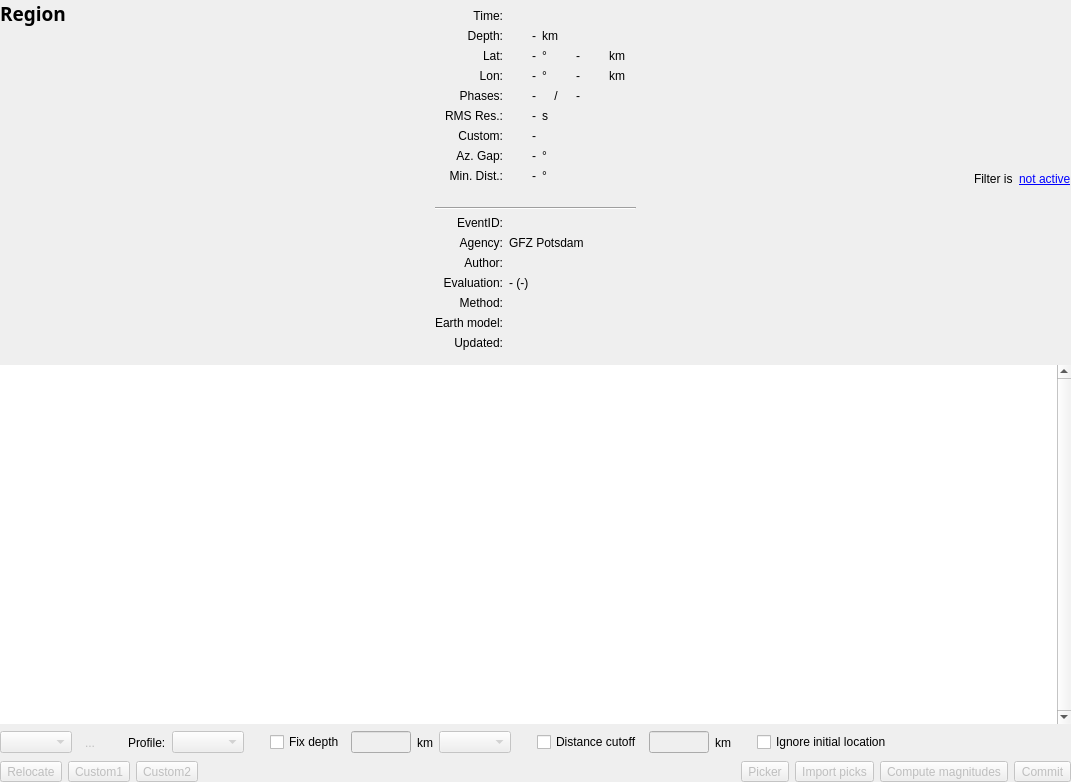
First picture: the form in libs/seiscomp/gui/datamodel/originlocatorview.ui, repository SeisComP/common, before the edit.
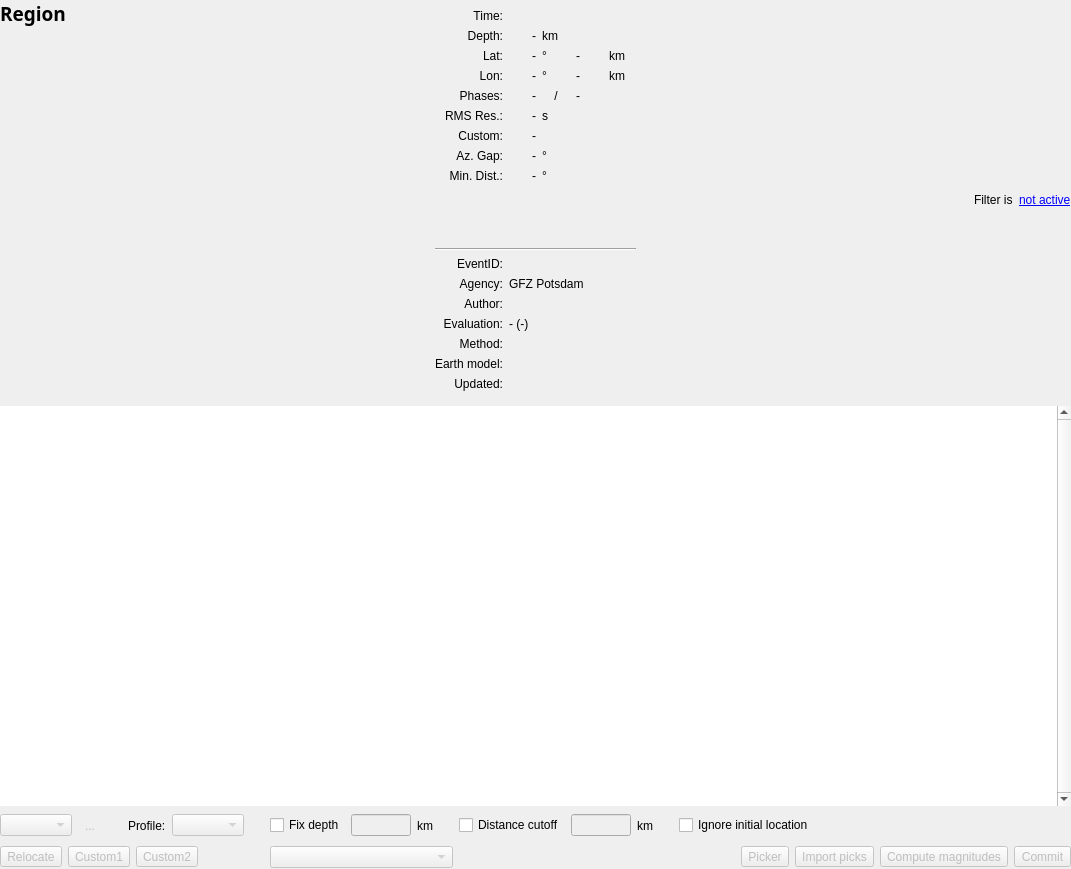
Second picture: the form after the edit. Icons and pictures are not drawn.

Commit message: [olv] Move depth type selection into second row of controls

Diff of the .ui file:
```diff
--- a/libs/seiscomp/gui/datamodel/originlocatorview.ui
+++ b/libs/seiscomp/gui/datamodel/originlocatorview.ui
@@ -9,7 +9,7 @@
     <x>0</x>
     <y>0</y>
     <width>1071</width>
-    <height>782</height>
+    <height>869</height>
    </rect>
   </property>
   <property name="sizePolicy" >
@@ -996,14 +996,21 @@
      <property name="frameShape" >
       <enum>QFrame::NoFrame</enum>
      </property>
-     <layout class="QVBoxLayout" >
+     <layout class="QGridLayout" >
       <property name="margin" >
        <number>0</number>
       </property>
       <property name="spacing" >
        <number>6</number>
       </property>
-      <item>
+      <item row="0" column="1" >
+       <widget class="QFrame" name="frameFixDepth" >
+        <property name="frameShape" >
+         <enum>QFrame::NoFrame</enum>
+        </property>
+        <property name="frameShadow" >
+         <enum>QFrame::Raised</enum>
+        </property>
        <layout class="QHBoxLayout" >
         <property name="margin" >
          <number>0</number>
@@ -1011,81 +1018,6 @@
         <property name="spacing" >
          <number>6</number>
         </property>
-        <item>
-         <widget class="QComboBox" name="cbLocator" >
-          <property name="enabled" >
-           <bool>false</bool>
-          </property>
-         </widget>
-        </item>
-        <item>
-         <widget class="QToolButton" name="btnLocatorSettings" >
-          <property name="enabled" >
-           <bool>false</bool>
-          </property>
-          <property name="toolTip" >
-           <string>Change locator settings</string>
-          </property>
-          <property name="text" >
-           <string>...</string>
-          </property>
-          <property name="icon" >
-           <iconset resource="icons.qrc" >:/icons/icons/configure.png</iconset>
-          </property>
-          <property name="autoRaise" >
-           <bool>true</bool>
-          </property>
-         </widget>
-        </item>
-        <item>
-         <spacer>
-          <property name="orientation" >
-           <enum>Qt::Horizontal</enum>
-          </property>
-          <property name="sizeType" >
-           <enum>QSizePolicy::Fixed</enum>
-          </property>
-          <property name="sizeHint" >
-           <size>
-            <width>20</width>
-            <height>2</height>
-           </size>
-          </property>
-         </spacer>
-        </item>
-        <item>
-         <widget class="QLabel" name="label_2" >
-          <property name="text" >
-           <string>Profile:</string>
-          </property>
-         </widget>
-        </item>
-        <item>
-         <widget class="QComboBox" name="cbLocatorProfile" >
-          <property name="enabled" >
-           <bool>false</bool>
-          </property>
-          <property name="sizeAdjustPolicy" >
-           <enum>QComboBox::AdjustToContents</enum>
-          </property>
-         </widget>
-        </item>
-        <item>
-         <spacer>
-          <property name="orientation" >
-           <enum>Qt::Horizontal</enum>
-          </property>
-          <property name="sizeType" >
-           <enum>QSizePolicy::Fixed</enum>
-          </property>
-          <property name="sizeHint" >
-           <size>
-            <width>20</width>
-            <height>2</height>
-           </size>
-          </property>
-         </spacer>
-        </item>
         <item>
          <widget class="QCheckBox" name="cbFixedDepth" >
           <property name="text" >
@@ -1130,21 +1062,11 @@
           </property>
          </widget>
         </item>
-        <item>
-         <widget class="QComboBox" name="cbDepthType">
-          <property name="enabled" >
-           <bool>false</bool>
-          </property>
-         </widget>
-        </item>
         <item>
          <spacer>
           <property name="orientation" >
            <enum>Qt::Horizontal</enum>
           </property>
-          <property name="sizeType" >
-           <enum>QSizePolicy::Fixed</enum>
-          </property>
           <property name="sizeHint" >
            <size>
             <width>20</width>
@@ -1153,6 +1075,32 @@
           </property>
          </spacer>
         </item>
+        </layout>
+       </widget>
+      </item>
+      <item row="0" column="2" >
+       <widget class="QFrame" name="frame" >
+        <property name="sizePolicy" >
+         <sizepolicy>
+          <hsizetype>5</hsizetype>
+          <vsizetype>5</vsizetype>
+          <horstretch>1</horstretch>
+          <verstretch>0</verstretch>
+         </sizepolicy>
+        </property>
+        <property name="frameShape" >
+         <enum>QFrame::NoFrame</enum>
+        </property>
+        <property name="frameShadow" >
+         <enum>QFrame::Raised</enum>
+        </property>
+        <layout class="QHBoxLayout" >
+         <property name="margin" >
+          <number>0</number>
+         </property>
+         <property name="spacing" >
+          <number>6</number>
+         </property>
         <item>
          <widget class="QCheckBox" name="cbDistanceCutOff" >
           <property name="text" >
@@ -1200,7 +1148,7 @@
           <property name="sizeHint" >
            <size>
             <width>20</width>
-            <height>20</height>
+             <height>27</height>
            </size>
           </property>
          </spacer>
@@ -1228,8 +1176,8 @@
           </property>
           <property name="sizeHint" >
            <size>
-            <width>40</width>
-            <height>20</height>
+             <width>120</width>
+             <height>27</height>
            </size>
           </property>
          </spacer>
@@ -1266,8 +1214,24 @@
          </widget>
         </item>
        </layout>
+       </widget>
       </item>
-      <item>
+      <item row="1" column="2" >
+       <widget class="QFrame" name="frameActionsRight" >
+        <property name="sizePolicy" >
+         <sizepolicy>
+          <hsizetype>5</hsizetype>
+          <vsizetype>5</vsizetype>
+          <horstretch>1</horstretch>
+          <verstretch>0</verstretch>
+         </sizepolicy>
+        </property>
+        <property name="frameShape" >
+         <enum>QFrame::NoFrame</enum>
+        </property>
+        <property name="frameShadow" >
+         <enum>QFrame::Raised</enum>
+        </property>
        <layout class="QHBoxLayout" >
         <property name="margin" >
          <number>0</number>
@@ -1275,44 +1239,11 @@
         <property name="spacing" >
          <number>6</number>
         </property>
-        <item>
-         <widget class="QToolButton" name="btnRelocate" >
-          <property name="enabled" >
-           <bool>false</bool>
-          </property>
-          <property name="text" >
-           <string>Relocate</string>
-          </property>
-         </widget>
-        </item>
-        <item>
-         <widget class="QToolButton" name="btnCustom0" >
-          <property name="enabled" >
-           <bool>false</bool>
-          </property>
-          <property name="text" >
-           <string>Custom1</string>
-          </property>
-         </widget>
-        </item>
-        <item>
-         <widget class="QToolButton" name="btnCustom1" >
-          <property name="enabled" >
-           <bool>false</bool>
-          </property>
-          <property name="text" >
-           <string>Custom2</string>
-          </property>
-         </widget>
-        </item>
         <item>
          <spacer>
           <property name="orientation" >
            <enum>Qt::Horizontal</enum>
           </property>
-          <property name="sizeType" >
-           <enum>QSizePolicy::Expanding</enum>
-          </property>
           <property name="sizeHint" >
            <size>
             <width>40</width>
@@ -1362,6 +1293,205 @@
          </widget>
         </item>
        </layout>
+       </widget>
+      </item>
+      <item row="1" column="1" >
+       <widget class="QFrame" name="frameDepthType" >
+        <property name="frameShape" >
+         <enum>QFrame::NoFrame</enum>
+        </property>
+        <property name="frameShadow" >
+         <enum>QFrame::Raised</enum>
+        </property>
+        <layout class="QHBoxLayout" >
+         <property name="margin" >
+          <number>0</number>
+         </property>
+         <property name="spacing" >
+          <number>6</number>
+         </property>
+         <item>
+          <widget class="QComboBox" name="cbDepthType" >
+           <property name="enabled" >
+            <bool>false</bool>
+           </property>
+          </widget>
+         </item>
+        </layout>
+       </widget>
+      </item>
+      <item row="1" column="0" >
+       <widget class="QFrame" name="frameActionsLeft" >
+        <property name="sizePolicy" >
+         <sizepolicy>
+          <hsizetype>5</hsizetype>
+          <vsizetype>5</vsizetype>
+          <horstretch>0</horstretch>
+          <verstretch>0</verstretch>
+         </sizepolicy>
+        </property>
+        <property name="frameShape" >
+         <enum>QFrame::NoFrame</enum>
+        </property>
+        <property name="frameShadow" >
+         <enum>QFrame::Raised</enum>
+        </property>
+        <layout class="QHBoxLayout" >
+         <property name="margin" >
+          <number>0</number>
+         </property>
+         <property name="spacing" >
+          <number>6</number>
+         </property>
+         <item>
+          <widget class="QToolButton" name="btnRelocate" >
+           <property name="enabled" >
+            <bool>false</bool>
+           </property>
+           <property name="text" >
+            <string>Relocate</string>
+           </property>
+          </widget>
+         </item>
+         <item>
+          <widget class="QToolButton" name="btnCustom0" >
+           <property name="enabled" >
+            <bool>false</bool>
+           </property>
+           <property name="text" >
+            <string>Custom1</string>
+           </property>
+          </widget>
+         </item>
+         <item>
+          <widget class="QToolButton" name="btnCustom1" >
+           <property name="enabled" >
+            <bool>false</bool>
+           </property>
+           <property name="text" >
+            <string>Custom2</string>
+           </property>
+          </widget>
+         </item>
+         <item>
+          <spacer>
+           <property name="orientation" >
+            <enum>Qt::Horizontal</enum>
+           </property>
+           <property name="sizeType" >
+            <enum>QSizePolicy::Expanding</enum>
+           </property>
+           <property name="sizeHint" >
+            <size>
+             <width>31</width>
+             <height>24</height>
+            </size>
+           </property>
+          </spacer>
+         </item>
+        </layout>
+       </widget>
+      </item>
+      <item row="0" column="0" >
+       <widget class="QFrame" name="frameLocator" >
+        <property name="sizePolicy" >
+         <sizepolicy>
+          <hsizetype>5</hsizetype>
+          <vsizetype>5</vsizetype>
+          <horstretch>0</horstretch>
+          <verstretch>0</verstretch>
+         </sizepolicy>
+        </property>
+        <property name="frameShape" >
+         <enum>QFrame::NoFrame</enum>
+        </property>
+        <property name="frameShadow" >
+         <enum>QFrame::Raised</enum>
+        </property>
+        <layout class="QHBoxLayout" >
+         <property name="margin" >
+          <number>0</number>
+         </property>
+         <property name="spacing" >
+          <number>6</number>
+         </property>
+         <item>
+          <widget class="QComboBox" name="cbLocator" >
+           <property name="enabled" >
+            <bool>false</bool>
+           </property>
+          </widget>
+         </item>
+         <item>
+          <widget class="QToolButton" name="btnLocatorSettings" >
+           <property name="enabled" >
+            <bool>false</bool>
+           </property>
+           <property name="toolTip" >
+            <string>Change locator settings</string>
+           </property>
+           <property name="text" >
+            <string>...</string>
+           </property>
+           <property name="icon" >
+            <iconset resource="icons.qrc" >:/icons/icons/configure.png</iconset>
+           </property>
+           <property name="autoRaise" >
+            <bool>true</bool>
+           </property>
+          </widget>
+         </item>
+         <item>
+          <spacer>
+           <property name="orientation" >
+            <enum>Qt::Horizontal</enum>
+           </property>
+           <property name="sizeType" >
+            <enum>QSizePolicy::Fixed</enum>
+           </property>
+           <property name="sizeHint" >
+            <size>
+             <width>20</width>
+             <height>27</height>
+            </size>
+           </property>
+          </spacer>
+         </item>
+         <item>
+          <widget class="QLabel" name="label_2" >
+           <property name="text" >
+            <string>Profile:</string>
+           </property>
+          </widget>
+         </item>
+         <item>
+          <widget class="QComboBox" name="cbLocatorProfile" >
+           <property name="enabled" >
+            <bool>false</bool>
+           </property>
+           <property name="sizeAdjustPolicy" >
+            <enum>QComboBox::AdjustToContents</enum>
+           </property>
+          </widget>
+         </item>
+         <item>
+          <spacer>
+           <property name="orientation" >
+            <enum>Qt::Horizontal</enum>
+           </property>
+           <property name="sizeType" >
+            <enum>QSizePolicy::Fixed</enum>
+           </property>
+           <property name="sizeHint" >
+            <size>
+             <width>20</width>
+             <height>27</height>
+            </size>
+           </property>
+          </spacer>
+         </item>
+        </layout>
+       </widget>
       </item>
      </layout>
     </widget>
```
Left out of the diff: 10 changed lines with no effect on the pictures. Lines whose indentation alone changed are shown as unchanged. The commit also changes 1 other file.
